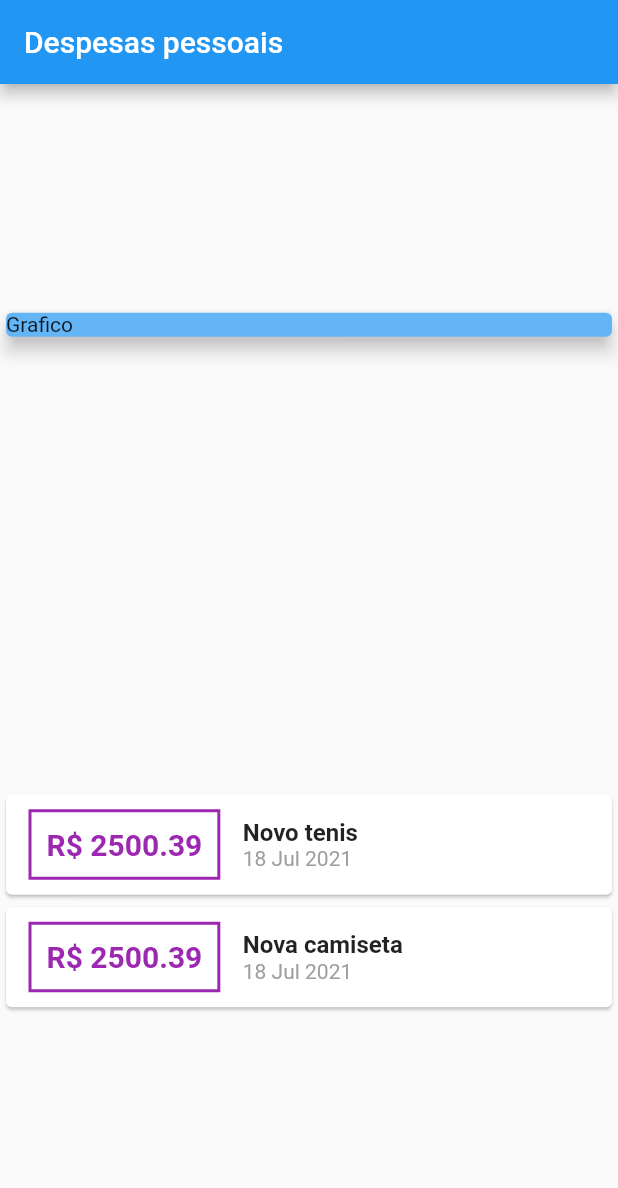
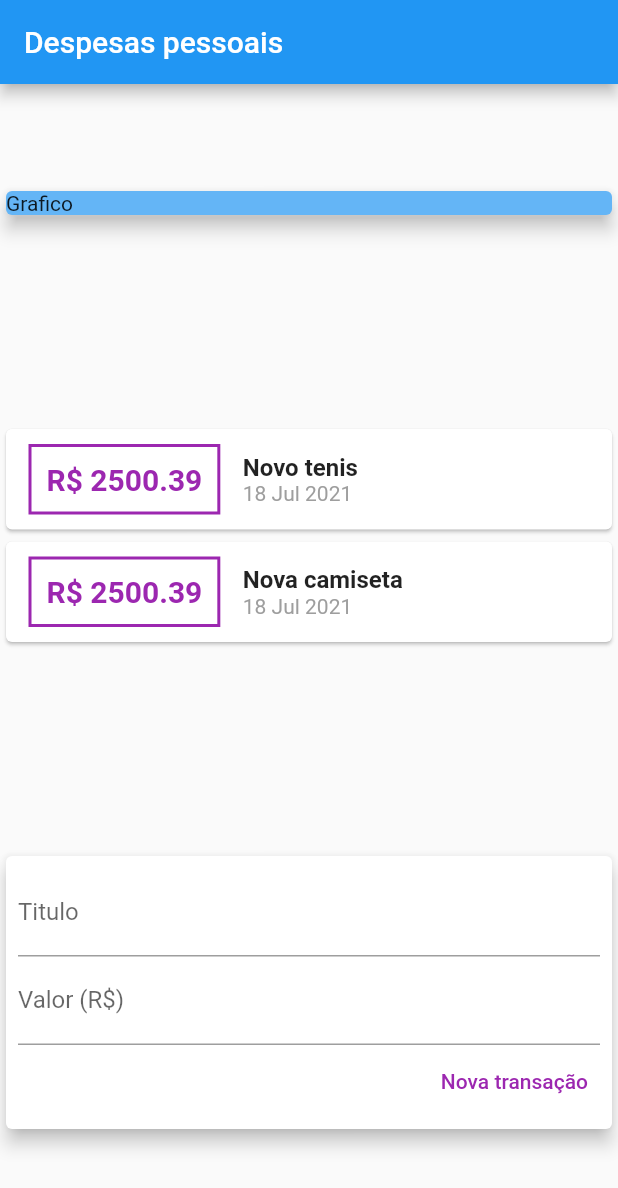
Before and after one commit to faamaral/expenses, a Flutter app: the screen it shows after launch, on a phone screen of 412 x 824 dp. Shown: the top 1188 px of the screen. Run offline on Flutter 3.47's test engine with Material 2 defaults, Android fonts, the phone set to English and light mode, and no system bars.

Commit message:
adding text input

```diff
--- a/lib/main.dart
+++ b/lib/main.dart
@@ -17,6 +17,9 @@ class Expenses extends StatelessWidget {
 
 class MyHomePage extends StatelessWidget {
   //const MyHomePage({Key? key}) : super(key: key);
+  final titleControler = TextEditingController();
+  final valueControler = TextEditingController();
+
   final _transaction = [
     Transaction(
         id: 'T1', title: 'Novo tenis', value: 2500.39, date: DateTime.now()),
@@ -80,6 +83,42 @@ class MyHomePage extends StatelessWidget {
                         ),
                       ))
                   .toList(),
+            ),
+            Card(
+              elevation: 5,
+              child: Padding(
+                padding: const EdgeInsets.all(8.0),
+                child: Column(
+                  children: [
+                    TextField(
+                      controller: titleControler,
+                      decoration: InputDecoration(
+                        labelText: 'Titulo',
+                      ),
+                    ),
+                    TextField(
+                      controller: valueControler,
+                      decoration: InputDecoration(
+                        labelText: 'Valor (R\$)',
+                      ),
+                    ),
+                    Row(
+                      mainAxisAlignment: MainAxisAlignment.end,
+                      children: [
+                        TextButton(
+                            onPressed: () {
+                              print(titleControler.text);
+                              print(valueControler.text);
+                            },
+                            style: TextButton.styleFrom(
+                              primary: Colors.purple,
+                            ),
+                            child: Text("Nova transação")),
+                      ],
+                    ),
+                  ],
+                ),
+              ),
             )
           ]),
     );
```
